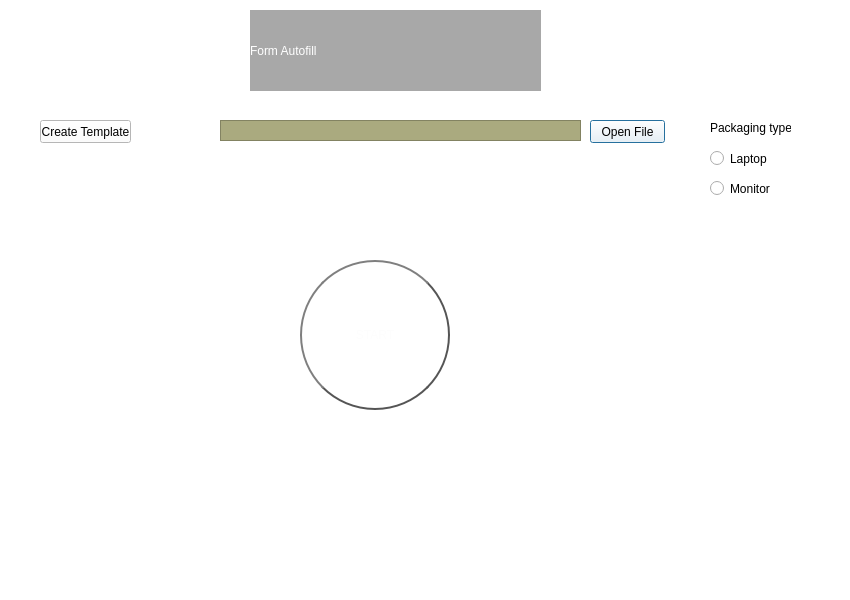
Above: gui/main_screen.ui from Ledaryy/form_autofill before the change. Below: the same form after it.
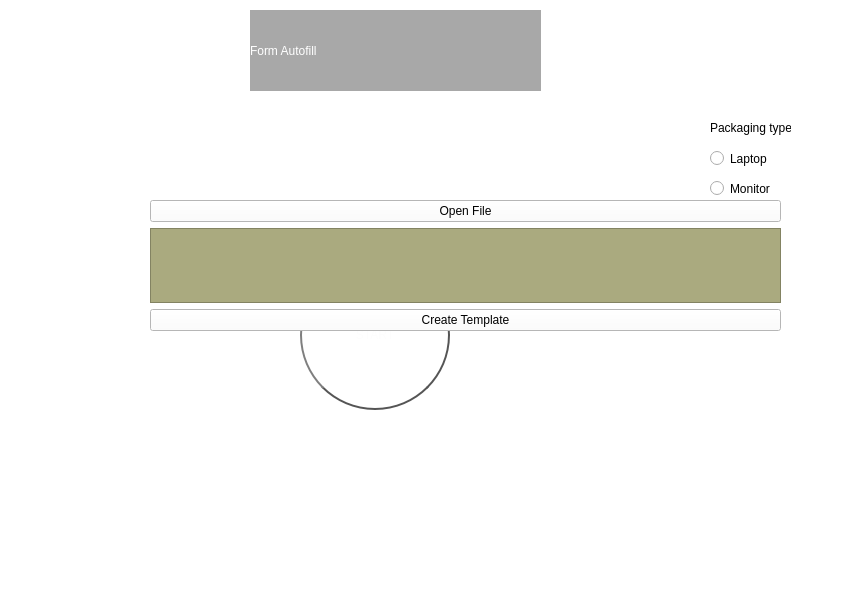
That is the form after the change.

Commit message: main_screen started

The edit to the form file:
```diff
--- a/gui/main_screen.ui
+++ b/gui/main_screen.ui
@@ -61,38 +61,6 @@
     <string>Packaging type</string>
    </property>
   </widget>
-  <widget class="QFrame" name="file_name">
-   <property name="geometry">
-    <rect>
-     <x>220</x>
-     <y>120</y>
-     <width>361</width>
-     <height>21</height>
-    </rect>
-   </property>
-   <property name="styleSheet">
-    <string notr="true">background-color: rgb(170, 170, 127);</string>
-   </property>
-   <property name="frameShape">
-    <enum>QFrame::StyledPanel</enum>
-   </property>
-   <property name="frameShadow">
-    <enum>QFrame::Raised</enum>
-   </property>
-  </widget>
-  <widget class="QPushButton" name="open_file_button">
-   <property name="geometry">
-    <rect>
-     <x>590</x>
-     <y>120</y>
-     <width>75</width>
-     <height>23</height>
-    </rect>
-   </property>
-   <property name="text">
-    <string>Open File</string>
-   </property>
-  </widget>
   <widget class="QLabel" name="app_name_label">
    <property name="geometry">
     <rect>
@@ -112,19 +80,6 @@
     <string>Form Autofill</string>
    </property>
   </widget>
-  <widget class="QPushButton" name="create_template_button">
-   <property name="geometry">
-    <rect>
-     <x>40</x>
-     <y>120</y>
-     <width>91</width>
-     <height>23</height>
-    </rect>
-   </property>
-   <property name="text">
-    <string>Create Template</string>
-   </property>
-  </widget>
   <widget class="QPushButton" name="start_button">
    <property name="geometry">
     <rect>
@@ -179,6 +134,56 @@
     <bool>false</bool>
    </property>
   </widget>
+  <widget class="QWidget" name="gridLayoutWidget">
+   <property name="geometry">
+    <rect>
+     <x>80</x>
+     <y>280</y>
+     <width>181</width>
+     <height>241</height>
+    </rect>
+   </property>
+   <layout class="QGridLayout" name="gridLayout"/>
+  </widget>
+  <widget class="QWidget" name="verticalLayoutWidget">
+   <property name="geometry">
+    <rect>
+     <x>150</x>
+     <y>200</y>
+     <width>631</width>
+     <height>131</height>
+    </rect>
+   </property>
+   <layout class="QVBoxLayout" name="verticalLayout">
+    <item>
+     <widget class="QPushButton" name="open_file_button">
+      <property name="text">
+       <string>Open File</string>
+      </property>
+     </widget>
+    </item>
+    <item>
+     <widget class="QFrame" name="file_name">
+      <property name="styleSheet">
+       <string notr="true">background-color: rgb(170, 170, 127);</string>
+      </property>
+      <property name="frameShape">
+       <enum>QFrame::StyledPanel</enum>
+      </property>
+      <property name="frameShadow">
+       <enum>QFrame::Raised</enum>
+      </property>
+     </widget>
+    </item>
+    <item>
+     <widget class="QPushButton" name="create_template_button">
+      <property name="text">
+       <string>Create Template</string>
+      </property>
+     </widget>
+    </item>
+   </layout>
+  </widget>
  </widget>
  <resources/>
  <connections/>
```
Left out of the diff: 2 changed lines with no effect on the pictures. The commit also changes 2 other files.
